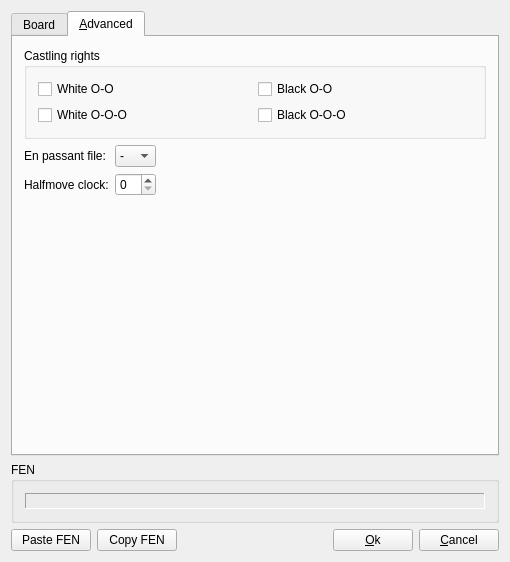
The window that src/gui/boardsetup.ui (franzm/shatrabase) describes before a commit, drawn with Qt 5.
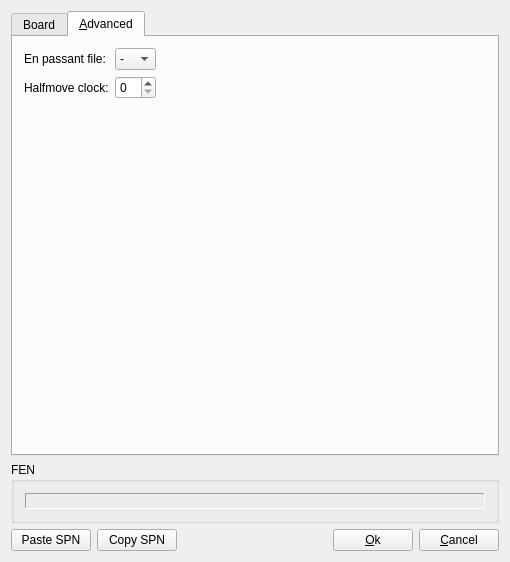
The same window after the commit. The open tabs and pages were chosen to show the change.

Commit message: partially completed legality check for specified en passant square

```diff
--- a/src/gui/boardsetup.ui
+++ b/src/gui/boardsetup.ui
@@ -144,7 +144,7 @@
        <string>&amp;Advanced</string>
       </attribute>
       <layout class="QGridLayout">
-       <item row="2" column="1">
+       <item row="1" column="1">
         <widget class="QSpinBox" name="halfmoveSpin">
          <property name="sizePolicy">
           <sizepolicy hsizetype="Fixed" vsizetype="Fixed">
@@ -163,19 +163,6 @@
          </property>
         </widget>
        </item>
-       <item row="2" column="2">
-        <spacer>
-         <property name="orientation">
-          <enum>Qt::Horizontal</enum>
-         </property>
-         <property name="sizeHint" stdset="0">
-          <size>
-           <width>40</width>
-           <height>20</height>
-          </size>
-         </property>
-        </spacer>
-       </item>
        <item row="1" column="2">
         <spacer>
          <property name="orientation">
@@ -189,51 +176,27 @@
          </property>
         </spacer>
        </item>
-       <item row="1" column="0">
+       <item row="0" column="2">
+        <spacer>
+         <property name="orientation">
+          <enum>Qt::Horizontal</enum>
+         </property>
+         <property name="sizeHint" stdset="0">
+          <size>
+           <width>40</width>
+           <height>20</height>
+          </size>
+         </property>
+        </spacer>
+       </item>
+       <item row="0" column="0">
         <widget class="QLabel" name="label">
          <property name="text">
           <string>En passant file:</string>
          </property>
         </widget>
        </item>
-       <item row="0" column="0" colspan="3">
-        <widget class="QGroupBox" name="groupBox">
-         <property name="title">
-          <string>Castling rights</string>
-         </property>
-         <layout class="QGridLayout">
-          <item row="0" column="1">
-           <widget class="QCheckBox" name="bkCastleCheck">
-            <property name="text">
-             <string>Black O-O</string>
-            </property>
-           </widget>
-          </item>
-          <item row="1" column="0">
-           <widget class="QCheckBox" name="wqCastleCheck">
-            <property name="text">
-             <string>White O-O-O</string>
-            </property>
-           </widget>
-          </item>
-          <item row="0" column="0">
-           <widget class="QCheckBox" name="wkCastleCheck">
-            <property name="text">
-             <string>White O-O</string>
-            </property>
-           </widget>
-          </item>
-          <item row="1" column="1">
-           <widget class="QCheckBox" name="bqCastleCheck">
-            <property name="text">
-             <string>Black O-O-O</string>
-            </property>
-           </widget>
-          </item>
-         </layout>
-        </widget>
-       </item>
-       <item row="1" column="1">
+       <item row="0" column="1">
         <widget class="QComboBox" name="epCombo">
          <property name="currentIndex">
           <number>0</number>
@@ -285,14 +248,14 @@
          </item>
         </widget>
        </item>
-       <item row="2" column="0">
+       <item row="1" column="0">
         <widget class="QLabel" name="label_2">
          <property name="text">
           <string>Halfmove clock:</string>
          </property>
         </widget>
        </item>
-       <item row="3" column="1">
+       <item row="2" column="1">
         <spacer>
          <property name="orientation">
           <enum>Qt::Vertical</enum>
@@ -314,14 +277,14 @@
      <item>
       <widget class="QPushButton" name="pasteButton">
        <property name="text">
-        <string>Paste FEN</string>
+        <string>Paste SPN</string>
        </property>
       </widget>
      </item>
      <item>
       <widget class="QPushButton" name="copyButton">
        <property name="text">
-        <string>Copy FEN</string>
+        <string>Copy SPN</string>
        </property>
       </widget>
      </item>
```
Left out of the diff: 4 changed lines with no effect on the pictures. The commit also changes 5 other files.
